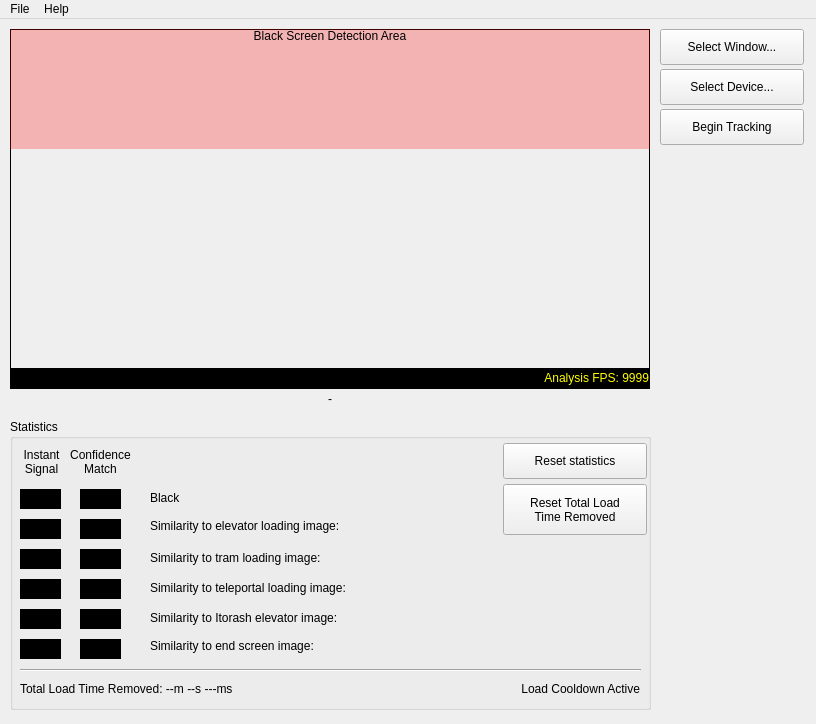
Before: the Qt Designer form res/design.ui in goth-uhaul/zdcurtain, drawn with Qt 5.
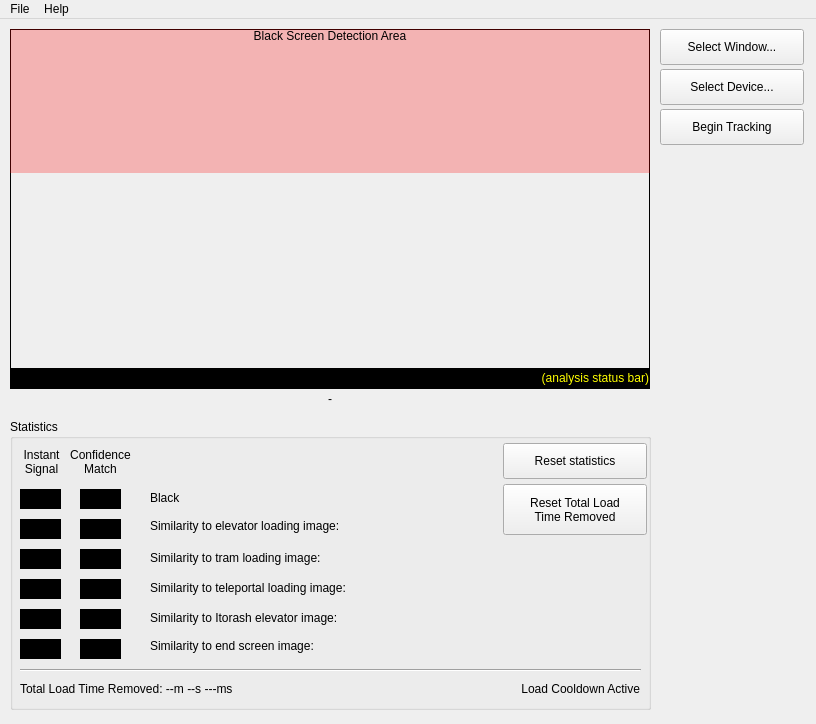
After: the same form once the commit is applied.

Commit message: Black screen threshold refinement for E.M.M.I. kills where the background is dark and featureless

What changed in the file:
```diff
--- a/res/design.ui
+++ b/res/design.ui
@@ -1041,7 +1041,7 @@
      <bool>true</bool>
     </property>
     <property name="text">
-     <string>Analysis FPS: 9999</string>
+     <string>(analysis status bar)</string>
     </property>
     <property name="alignment">
      <set>Qt::AlignmentFlag::AlignRight|Qt::AlignmentFlag::AlignTrailing|Qt::AlignmentFlag::AlignVCenter</set>
@@ -1053,7 +1053,7 @@
       <x>10</x>
       <y>10</y>
       <width>640</width>
-      <height>120</height>
+      <height>144</height>
      </rect>
     </property>
     <property name="maximumSize">
```
The commit also changes 3 other files.
